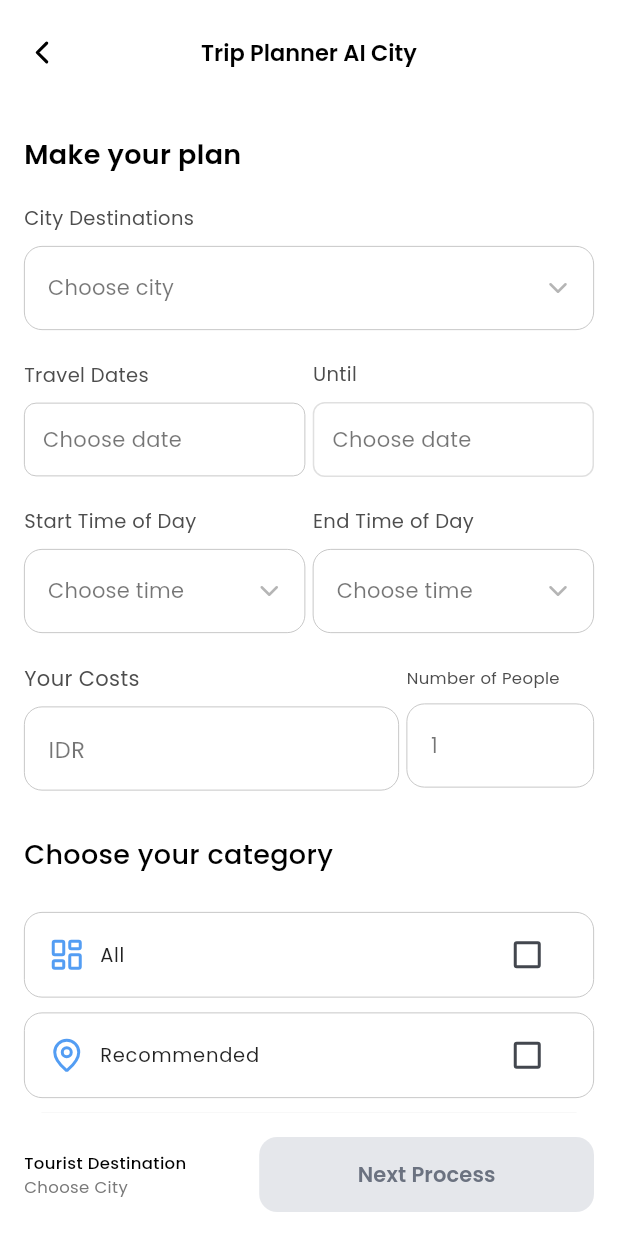
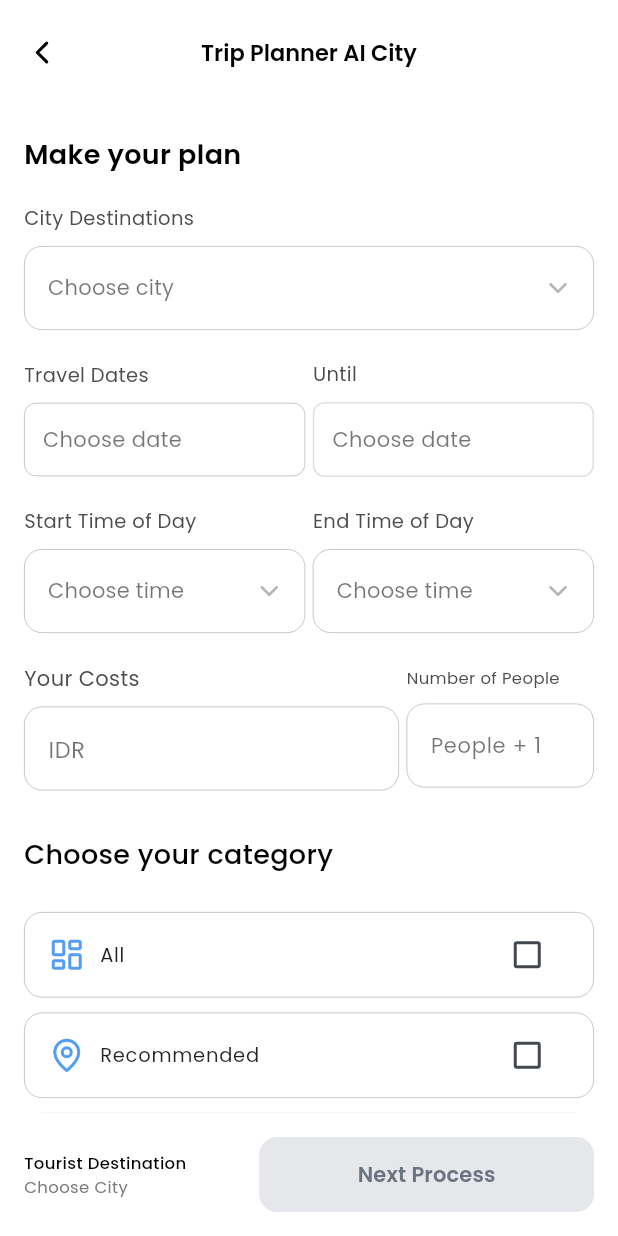
Before and after one commit to hazz01/Loka, a Flutter app: the KategoriCityPage screen opened by its route, on a phone screen of 412 x 824 dp. Run offline on Flutter 3.47's test engine with Material 3 defaults, Android fonts, the light colour scheme and no system bars; our stand-ins replace flutter_riverpod, go_router, google_fonts, infinite_scroll_pagination, lucide_icons_flutter, toastification and 1 more; missing offline and left inert: mapbox_maps_flutter, webview_flutter_android, webview_flutter_wkwebview; network calls fail.

Commit message:
feat: :art: Fixing placeholder of number of people

```diff
--- a/lib/features/home/pages/kategori_city_page.dart
+++ b/lib/features/home/pages/kategori_city_page.dart
@@ -726,7 +726,7 @@ class _KategoriCityPageState extends State<KategoriCityPage> {
                       const SizedBox(height: 9),
                       TextFormField(
                         decoration: InputDecoration(
-                          hintText: "1",
+                          hintText: "People + 1",
                           hintStyle: TextStyle(
                             fontSize: inputFontSize,
                             color: Colors.black54,
--- a/lib/features/home/pages/kategori_greater_city_page.dart
+++ b/lib/features/home/pages/kategori_greater_city_page.dart
@@ -723,7 +723,7 @@ class _KategoriGreaterCityPageState extends State<KategoriGreaterCityPage> {
                       const SizedBox(height: 9),
                       TextFormField(
                         decoration: InputDecoration(
-                          hintText: "1",
+                          hintText: "People + 1",
                           hintStyle: TextStyle(
                             fontSize: inputFontSize,
                             color: Colors.black54,
--- a/lib/features/home/pages/kategori_provinsi_page.dart
+++ b/lib/features/home/pages/kategori_provinsi_page.dart
@@ -867,7 +867,7 @@ class _KategoriProvinsiPageState extends State<KategoriProvinsiPage> {
                       const SizedBox(height: 9),
                       TextFormField(
                         decoration: InputDecoration(
-                          hintText: "1",
+                          hintText: "People + 1",
                           hintStyle: TextStyle(
                             fontSize: inputFontSize,
                             color: Colors.black54,
```
